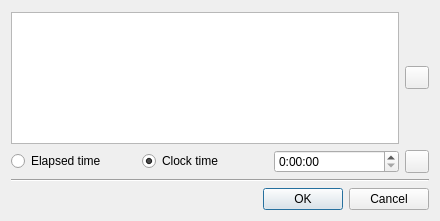
First picture: the form in src/gui/commentdialog.ui, repository madnight/chessx, before the edit.
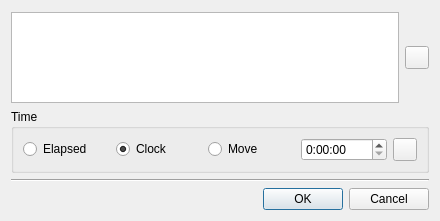
Second picture: the form after the edit. Icons and pictures are not drawn. Custom widgets are drawn as their Qt base class.

Commit message: Bugfix: EGT Time annotation broken

Patch:
```diff
--- a/src/gui/commentdialog.ui
+++ b/src/gui/commentdialog.ui
@@ -50,29 +50,52 @@
     </layout>
    </item>
    <item>
+    <widget class="QGroupBox" name="groupBox">
+     <property name="title">
+      <string>Time</string>
+     </property>
+     <layout class="QVBoxLayout" name="verticalLayout_3">
+      <item>
     <layout class="QHBoxLayout" name="horizontalLayout">
      <item>
       <widget class="QRadioButton" name="egtTime">
        <property name="text">
-        <string>Elapsed time</string>
+           <string>Elapsed</string>
        </property>
       </widget>
      </item>
      <item>
       <widget class="QRadioButton" name="clkTime">
        <property name="text">
-        <string>Clock time</string>
+           <string>Clock</string>
        </property>
        <property name="checked">
         <bool>true</bool>
        </property>
       </widget>
      </item>
+        <item>
+         <widget class="QRadioButton" name="emtTime">
+          <property name="text">
+           <string>Move</string>
+          </property>
+         </widget>
+        </item>
      <item>
       <widget class="QTimeEdit" name="timeEdit">
        <property name="buttonSymbols">
         <enum>QAbstractSpinBox::UpDownArrows</enum>
        </property>
+          <property name="dateTime">
+           <datetime>
+            <hour>0</hour>
+            <minute>0</minute>
+            <second>0</second>
+            <year>2000</year>
+            <month>1</month>
+            <day>1</day>
+           </datetime>
+          </property>
        <property name="displayFormat">
         <string>H:mm:ss</string>
        </property>
@@ -91,6 +114,9 @@
       </widget>
      </item>
     </layout>
+      </item>
+     </layout>
+    </widget>
    </item>
    <item>
     <widget class="Line" name="line">
```
Left out of the diff: 3 changed lines with no effect on the pictures. Lines whose indentation alone changed are shown as unchanged. The commit also changes 5 other files.
